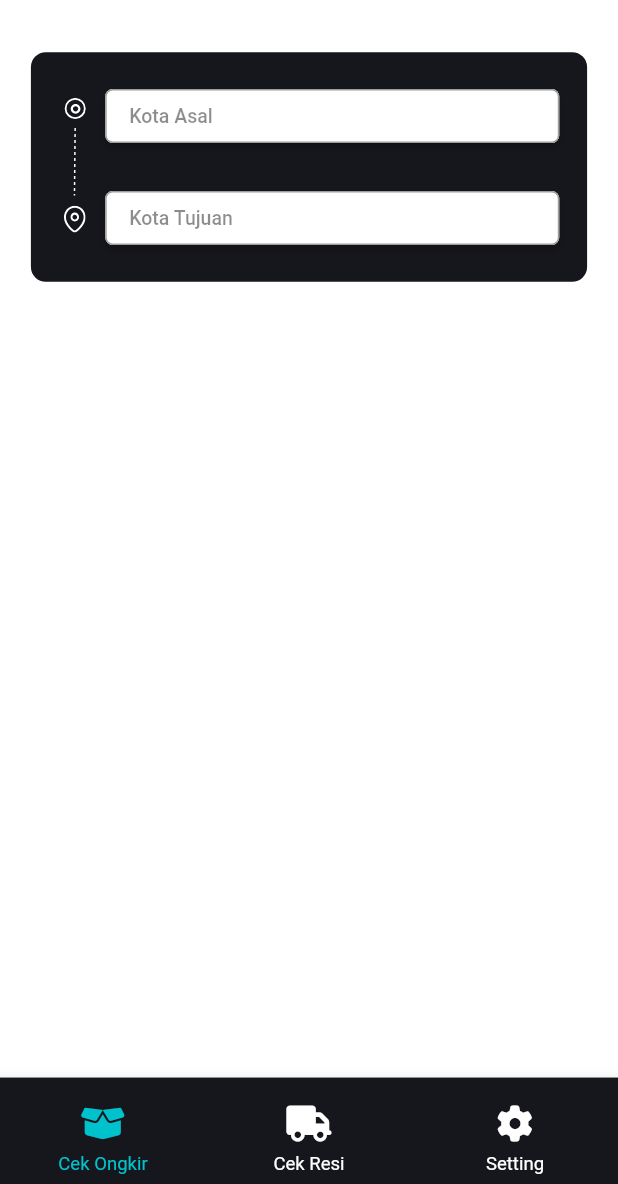
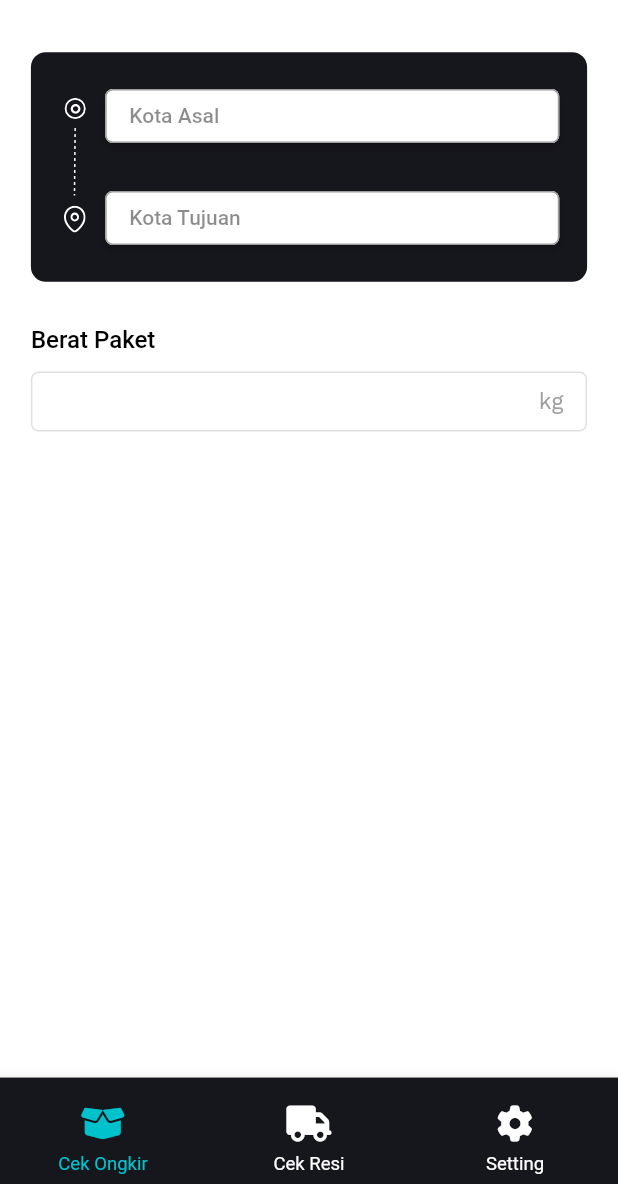
Before and after one commit to adelinejune/ongkos, a Flutter app: the screen it shows after launch, on a phone screen of 412 x 824 dp, the part 52-1236 px from its top. Run offline on Flutter 3.47's test engine with Material 2 defaults, Android fonts, the phone set to English and light mode, and no system bars; our stand-ins replace flutter_dotenv, flutter_spinkit, flutter_svg, font_awesome_flutter, get, get_storage; missing offline and left inert: day_night_switch; network calls fail.

Commit message:
[+] add berat UI and change kota if selected

```diff
--- a/lib/app/modules/home/view.dart
+++ b/lib/app/modules/home/view.dart
@@ -58,13 +58,23 @@ class HomePage extends GetView<HomeController> {
                               ),
                             ),
                             child: Row(
-                              children: const [
+                              children: [
                                 Padding(
                                   padding: EdgeInsets.only(left: 0),
-                                  child: Text(
-                                    'Kota Asal',
-                                    style: TextStyle(
-                                        color: Colors.black45, fontSize: 13),
+                                  child: Obx(
+                                    () => controller.kotaAsal.value.isEmpty
+                                        ? Text(
+                                            'Kota Asal',
+                                            style: TextStyle(
+                                                color: Colors.black45,
+                                                fontSize: 14),
+                                          )
+                                        : Text(
+                                            controller.kotaAsal.value,
+                                            style: TextStyle(
+                                                color: Colors.black,
+                                                fontSize: 15),
+                                          ),
                                   ),
                                 ),
                               ],
@@ -85,13 +95,23 @@ class HomePage extends GetView<HomeController> {
                               ),
                             ),
                             child: Row(
-                              children: const [
+                              children: [
                                 Padding(
                                   padding: EdgeInsets.only(left: 0),
-                                  child: Text(
-                                    'Kota Tujuan',
-                                    style: TextStyle(
-                                        color: Colors.black45, fontSize: 13),
+                                  child: Obx(
+                                    () => controller.kotaTujuan.value.isEmpty
+                                        ? Text(
+                                            'Kota Tujuan',
+                                            style: TextStyle(
+                                                color: Colors.black45,
+                                                fontSize: 14),
+                                          )
+                                        : Text(
+                                            controller.kotaTujuan.value,
+                                            style: TextStyle(
+                                                color: Colors.black,
+                                                fontSize: 15),
+                                          ),
                                   ),
                                 ),
                               ],
@@ -105,6 +125,75 @@ class HomePage extends GetView<HomeController> {
               ),
             ),
           ),
+          Padding(
+              padding:
+                  EdgeInsets.symmetric(horizontal: 5.0.wp, vertical: 2.0.wp),
+              child: Column(
+                crossAxisAlignment: CrossAxisAlignment.start,
+                children: [
+                  Text(
+                    'Berat Paket',
+                    style: Theme.of(context).textTheme.titleMedium,
+                  ),
+                  SizedBox(
+                    height: 12.0,
+                  ),
+                  Container(
+                    height: 40,
+                    child: TextField(
+                      autocorrect: false,
+                      autofocus: false,
+                      controller: controller.beratController,
+                      style: const TextStyle(
+                        color: Colors.black,
+                        fontFamily: 'Work Sans',
+                        fontWeight: FontWeight.w500,
+                      ),
+                      keyboardType:
+                          TextInputType.numberWithOptions(decimal: true),
+                      decoration: InputDecoration(
+                        contentPadding: const EdgeInsets.symmetric(
+                          vertical: 10.0,
+                          horizontal: 10.0,
+                        ),
+                        suffixIcon: Container(
+                          width: 30,
+                          child: Center(
+                            child: Text(
+                              'kg',
+                              style: TextStyle(
+                                  color: Colors.grey,
+                                  fontFamily: 'Work Sans',
+                                  fontSize: 15),
+                            ),
+                          ),
+                        ),
+                        border: OutlineInputBorder(
+                          borderRadius: BorderRadius.circular(5.0),
+                          borderSide: BorderSide(
+                            color: Colors.grey.shade300,
+                          ),
+                        ),
+                        enabledBorder: OutlineInputBorder(
+                          borderRadius: BorderRadius.circular(5.0),
+                          borderSide: BorderSide(
+                            color: Colors.grey.shade300,
+                          ),
+                        ),
+                        focusedBorder: OutlineInputBorder(
+                          borderRadius: BorderRadius.circular(5.0),
+                          borderSide: BorderSide(
+                            color: Colors.grey.shade300,
+                          ),
+                        ),
+                        filled: true,
+                        fillColor: Colors.white,
+                      ),
+                      onChanged: (value) => controller.assignBerat(value),
+                    ),
+                  )
+                ],
+              ))
         ],
       ),
     ));
```
